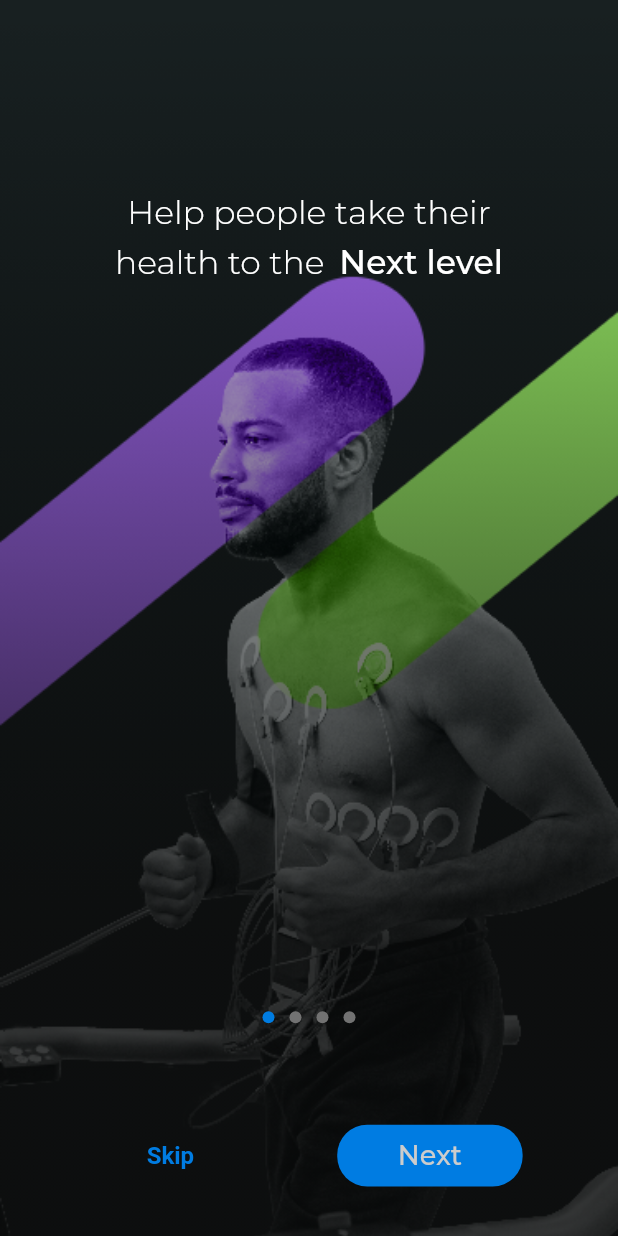
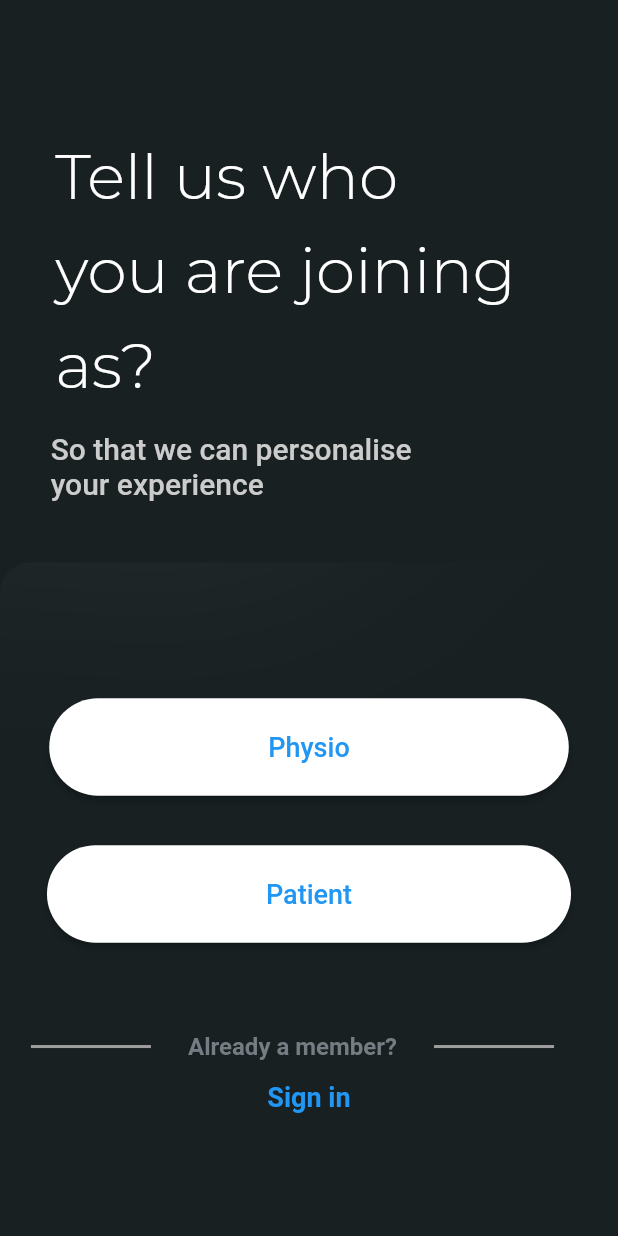
Before and after one commit to satyamvaidhyamegha/ProphysioApp, a Flutter app: the screen it shows after launch, on a phone screen of 412 x 824 dp. Run offline on Flutter 3.47's test engine with Material 2 defaults, Android fonts, the phone set to English and light mode, and no system bars; drawn by our look-alikes of blurrycontainer; our stand-ins replace flutter_easyloading, flutter_spinkit, shared_preferences; Roboto replaces fonts that are missing (Mulish); project files that could hold a hidden picture were left out.

Commit message:
Physio app: Profile selection screen

```diff
--- a/physio/lib/BaseWidget/text.dart
+++ b/physio/lib/BaseWidget/text.dart
@@ -15,3 +15,17 @@ getText(
     maxLines: 3,
   );
 }
+
+buttonText(
+    {required String text,
+    required TextStyle textStyle,
+    TextAlign? textAlign}) {
+  return Text(
+    text,
+    textAlign: textAlign,
+    style: textStyle,
+    overflow: TextOverflow.clip,
+    softWrap: true,
+    maxLines: 3,
+  );
+}
--- a/physio/lib/constants/style.dart
+++ b/physio/lib/constants/style.dart
@@ -18,6 +18,13 @@ class BaseStyles {
     height: 1.5,
     fontSize: 22,
   );
+  static TextStyle textStyleForProfileSelection = TextStyle(
+    color: AppColors.textColor,
+    fontFamily: "Montserrat",
+    fontWeight: FontWeight.w300,
+    height: 1.5,
+    fontSize: 42,
+  );
   static TextStyle buttonTextStyle = TextStyle(
       fontFamily: 'Montserrat',
       fontWeight: FontWeight.w500,
@@ -29,11 +36,11 @@ class BaseStyles {
       fontSize: 16.0,
       color: Color(0xFFCCCCCC));
 
-  static TextStyle signInText = TextStyle(
-    color: AppColors.buttonColor,
+  static TextStyle subText = TextStyle(
+    color: Color(0xFFCCCCCC),
     fontFamily: "Mulish",
-    fontWeight: FontWeight.w600,
-    fontSize: 16,
+    fontWeight: FontWeight.w500,
+    fontSize: 20,
   );
   static TextStyle headingTextStyle = TextStyle(
       fontFamily: 'Montserrat',
@@ -50,8 +57,14 @@ class BaseStyles {
   static TextStyle orSignInWithText = TextStyle(
       fontFamily: 'Mulish',
       fontWeight: FontWeight.w600,
-      fontSize: 18.0,
+      fontSize: 16.0,
       color: Color(0xFF767C83));
+
+  static TextStyle orSignInWithbutton = TextStyle(
+    fontFamily: 'Mulish',
+    fontWeight: FontWeight.w600,
+    fontSize: 18.0,
+  );
 
   static TextStyle forgotPasswordTextStyle = TextStyle(
       color: AppColors.textColor,
--- a/physio/lib/main.dart
+++ b/physio/lib/main.dart
@@ -4,6 +4,7 @@ import 'package:physio/constants/colors.dart';
 import 'package:flutter_easyloading/flutter_easyloading.dart';
 import 'package:physio/screens/onboarding/splash_screen2.dart';
 import 'package:physio/screens/onboarding/splash_screen.dart';
+import 'package:physio/screens/onboarding/profile_selection.dart';
 import 'package:physio/screens/onboarding/about_screen.dart';
 
 void main() {
@@ -33,6 +34,7 @@ class MyApp extends StatelessWidget {
       routes: {
         '/splash': (BuildContext context) => const SplashPage(),
         '/SplashPage2': (BuildContext context) => const SplashPage2(),
+        '/selection': (BuildContext context) => const ProfileSelectionPage(),
         '/about': (BuildContext context) => const AboutPage(),
         //       '/login': (BuildContext context) => const LoginPage(),
         //     '/detail1': (BuildContext context) => const DetailPage(),
--- a/physio/lib/screens/onboarding/about_screen.dart
+++ b/physio/lib/screens/onboarding/about_screen.dart
@@ -143,9 +143,12 @@ class _AboutPagePageState extends State<AboutPage> {
                           padding: EdgeInsets.only(
                               top: MediaQuery.of(context).size.height * 0.08,
                               left: 16),
-                          child: Icon(
-                            Icons.arrow_back_ios_new_rounded,
-                            color: Colors.white,
+                          child: GestureDetector(
+                            onTap: () => Navigator.of(context).pop(),
+                            child: Icon(
+                              Icons.arrow_back_ios_new_rounded,
+                              color: AppColors.textColor,
+                            ),
                           ),
                         ),
                       ),
@@ -185,9 +188,12 @@ class _AboutPagePageState extends State<AboutPage> {
                       padding: EdgeInsets.only(
                           top: MediaQuery.of(context).size.height * 0.08,
                           left: 16),
-                      child: Icon(
-                        Icons.arrow_back_ios_new_rounded,
-                        color: AppColors.textColor,
+                      child: GestureDetector(
+                        onTap: () => Navigator.of(context).pop(),
+                        child: Icon(
+                          Icons.arrow_back_ios_new_rounded,
+                          color: AppColors.textColor,
+                        ),
                       ),
                     ),
                   ),
--- /dev/null
+++ b/physio/lib/screens/onboarding/profile_selection.dart
@@ -0,0 +1,195 @@
+//import 'dart:async';
+
+import 'package:flutter/material.dart';
+import 'package:physio/BaseWidget/text.dart';
+import 'package:physio/constants/colors.dart';
+import 'package:physio/constants/style.dart';
+import 'package:blurrycontainer/blurrycontainer.dart';
+
+import 'about_screen.dart';
+
+//import 'package:physio/constants/raddi.dart';
+
+class ProfileSelectionPage extends StatefulWidget {
+  const ProfileSelectionPage({Key? key}) : super(key: key);
+
+  @override
+  State<ProfileSelectionPage> createState() => _ProfileSelectionPageState();
+}
+
+bool isButtonPressed = false;
+bool isButtonPressed1 = false;
+bool isTxtbtnPressed = false;
+
+class _ProfileSelectionPageState extends State<ProfileSelectionPage> {
+  @override
+  Widget build(BuildContext context) {
+    return Scaffold(
+        backgroundColor: AppColors.kBGcolor,
+        body: Column(children: [
+          Padding(
+              padding: EdgeInsets.only(
+                  left: MediaQuery.of(context).size.width * 0.04,
+                  right: MediaQuery.of(context).size.width * 0.04),
+              child: Column(
+                mainAxisAlignment: MainAxisAlignment.start,
+                children: [
+                  Container(
+                    padding: EdgeInsets.only(
+                        top: MediaQuery.of(context).size.height * 0.10,
+                        right: MediaQuery.of(context).size.width * 0.05),
+                    child: getText(
+                        text: "Tell us who\nyou are joining \nas?",
+                        textStyle: BaseStyles.textStyleForProfileSelection),
+                  ),
+                  Container(
+                    padding: EdgeInsets.only(
+                        top: MediaQuery.of(context).size.height * 0.02,
+                        left: MediaQuery.of(context).size.width * 0.02,
+                        right: MediaQuery.of(context).size.width * 0.26),
+                    child: getText(
+                        text: "So that we can personalise \nyour experience",
+                        textStyle: BaseStyles.subText),
+                  ),
+                ],
+              )),
+          Container(
+            padding: EdgeInsets.only(
+                top: MediaQuery.of(context).size.height * 0.05,
+                left: MediaQuery.of(context).size.width * 0.02,
+                right: MediaQuery.of(context).size.width * 0.02),
+          ),
+          BlurryContainer(
+              blur: 80,
+              width: MediaQuery.of(context).size.width,
+              height: MediaQuery.of(context).size.height * 0.33,
+              elevation: 0,
+              color: Colors.transparent,
+              borderRadius: const BorderRadius.only(
+                topLeft: Radius.circular(20.0),
+                topRight: Radius.circular(20.0),
+              ),
+              child: Container(
+                padding: EdgeInsets.only(
+                    top: MediaQuery.of(context).size.height * 0.10,
+                    left: MediaQuery.of(context).size.width * 0.02,
+                    right: MediaQuery.of(context).size.width * 0.02),
+                child: Center(
+                    child: Column(children: [
+                  ElevatedButton(
+                    style: ElevatedButton.styleFrom(
+                      primary: isButtonPressed ? Colors.blue : Colors.white,
+                      padding: const EdgeInsets.symmetric(
+                          horizontal: 146.0, vertical: 22.0),
+                      shape: const StadiumBorder(),
+                    ),
+                    child: Text(
+                      'Physio',
+                      style: isButtonPressed
+                          ? const TextStyle(color: Colors.white, fontSize: 18)
+                          : const TextStyle(color: Colors.blue, fontSize: 18),
+                    ),
+                    onPressed: () {
+                      setState(() {
+                        isButtonPressed = !isButtonPressed;
+
+                        if (isButtonPressed = true) {
+                          isButtonPressed1 = false;
+                          isTxtbtnPressed = false;
+                        }
+                        Navigator.push(
+                          context,
+                          MaterialPageRoute(
+                              builder: (context) => const AboutPage()),
+                        );
+                      });
+                    },
+                  ),
+                  Container(
+                    padding: EdgeInsets.only(
+                        top: MediaQuery.of(context).size.height * 0.04),
+                  ),
+                  ElevatedButton(
+                    style: ElevatedButton.styleFrom(
+                      primary: isButtonPressed1 ? Colors.blue : Colors.white,
+                      padding: const EdgeInsets.symmetric(
+                          horizontal: 146.0, vertical: 22.0),
+                      shape: const StadiumBorder(),
+                    ),
+                    child: buttonText(
+                      text: 'Patient',
+                      textStyle: isButtonPressed1
+                          ? const TextStyle(color: Colors.white, fontSize: 18)
+                          : const TextStyle(color: Colors.blue, fontSize: 18),
+                    ),
+                    onPressed: () {
+                      setState(() {
+                        isButtonPressed1 = !isButtonPressed1;
+
+                        if (isButtonPressed1 = true) {
+                          isButtonPressed = false;
+                          isTxtbtnPressed = false;
+                        }
+                      });
+                    },
+                  ),
+                ])),
+              )),
+          Row(
+            children: [
+              Container(
+                padding: EdgeInsets.only(
+                  top: MediaQuery.of(context).size.height * 0.05,
+                  left: MediaQuery.of(context).size.width * 0.05,
+                ),
+                child: Container(
+                  height: 2.0,
+                  width: 80.0,
+                  color: Colors.grey,
+                ),
+              ),
+              Container(
+                padding: EdgeInsets.only(
+                  top: MediaQuery.of(context).size.height * 0.05,
+                  left: MediaQuery.of(context).size.width * 0.06,
+                ),
+                child: getText(
+                    text: "Already a member?",
+                    textStyle: BaseStyles.orSignInWithText),
+              ),
+              Container(
+                padding: EdgeInsets.only(
+                  top: MediaQuery.of(context).size.height * 0.05,
+                  left: MediaQuery.of(context).size.width * 0.06,
+                ),
+                child: Container(
+                  height: 2.0,
+                  width: 80.0,
+                  color: Colors.grey,
+                ),
+              ),
+            ],
+          ),
+          Center(
+              child: TextButton(
+            style: TextButton.styleFrom(
+              primary:
+                  isTxtbtnPressed ? Colors.white : Colors.blue, // foreground
+            ),
+            onPressed: () {
+              isTxtbtnPressed = !isTxtbtnPressed;
+              if (isTxtbtnPressed = true) {
+                isButtonPressed1 = false;
+                isButtonPressed = false;
+              }
+              //  Navigator.pushReplacement(
+              //             context,
+              //                 MaterialPageRoute(
+              //                      builder: (context) => LoginPage()));
+            },
+            child: getText(
+                text: 'Sign in', textStyle: BaseStyles.orSignInWithbutton),
+          ))
+        ]));
+  }
+}
--- a/physio/lib/screens/onboarding/splash_screen2.dart
+++ b/physio/lib/screens/onboarding/splash_screen2.dart
@@ -20,7 +20,7 @@ class _SplashPage2PageState extends State<SplashPage2> {
   var windowHeight;
 
   _startNextScreen() {
-    Navigator.pushNamedAndRemoveUntil(context, "/about", (r) => false);
+    Navigator.pushNamedAndRemoveUntil(context, "/selection", (r) => false);
   }
 
   @override
@@ -43,7 +43,7 @@ class _SplashPage2PageState extends State<SplashPage2> {
     if (email != null) {
       Navigator.pushNamedAndRemoveUntil(context, "/welcomeuser", (r) => true);
     } else {
-      Navigator.pushNamedAndRemoveUntil(context, "/about", (r) => true);
+      Navigator.pushNamedAndRemoveUntil(context, "/selection", (r) => true);
     }
   }
 
--- a/physio/pubspec.yaml
+++ b/physio/pubspec.yaml
@@ -39,6 +39,7 @@ dependencies:
   flutter_spinkit: ^5.1.0
   font_awesome_flutter: ^10.0.0
   google_fonts: ^3.0.1
+  blurrycontainer: 1.0.2
 
 
 dev_dependencies:
```
Also changed, not shown: physio/assets/Line 669.png (added), physio/assets/Line 669@2x.png (added), physio/assets/Line 669@3x.png (added), physio/pubspec.lock.
